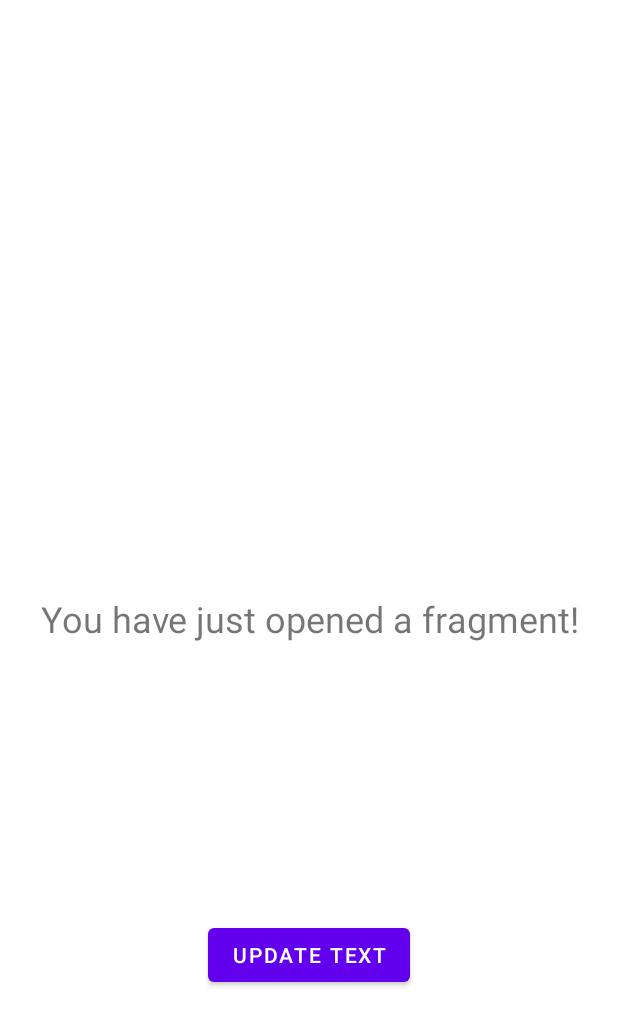
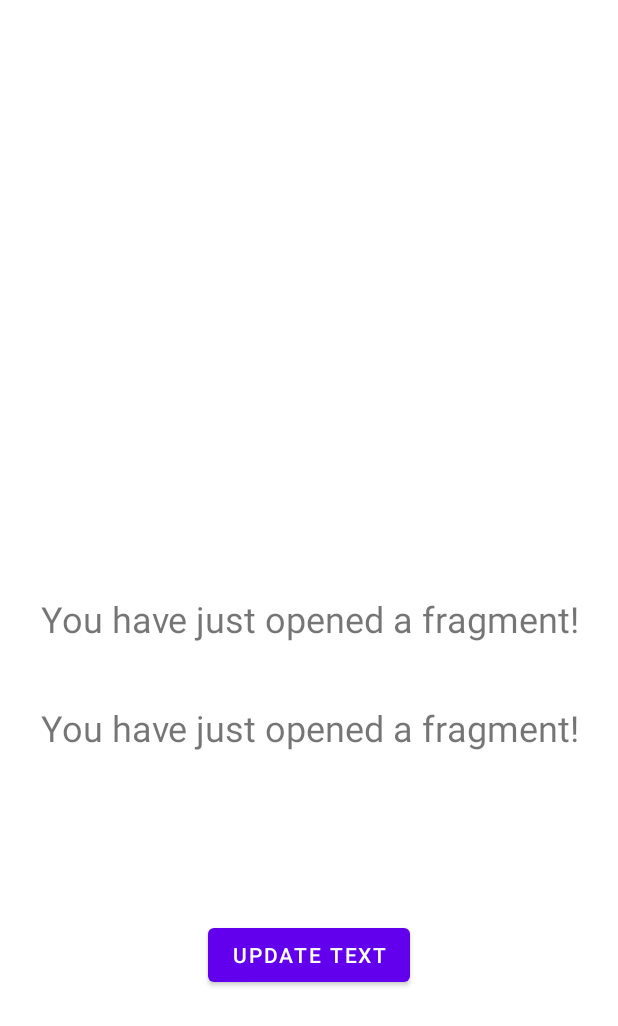
Before and after one commit to nytfury47/SMS_Parser, an Android app: the layout fragment_main.xml on its own in the app's theme, with its tools: preview values and no code run, on a phone screen of 412 x 824 dp. Shown: the top 1026 px of the screen. Run offline under Robolectric (Android 15) with nearby library versions, the phone set to English and light mode, and no system bars.

Commit message:
update view for testing

```diff
--- a/app/src/main/java/com/tan/smsparser/view/MainFragment.kt
+++ b/app/src/main/java/com/tan/smsparser/view/MainFragment.kt
@@ -74,6 +74,9 @@ class MainFragment: Fragment() {
         viewModel.uiTextLiveData.observe(viewLifecycleOwner, { updatedText ->
             binding.fragmentTextView.text = updatedText
         })
+        viewModel.uiTextLiveData2.observe(viewLifecycleOwner, { updatedText ->
+            binding.fragmentTextView2.text = updatedText
+        })
     }
 
     private fun readSMS() {
--- a/app/src/main/res/layout/fragment_main.xml
+++ b/app/src/main/res/layout/fragment_main.xml
@@ -18,6 +18,18 @@
         app:layout_constraintStart_toStartOf="parent"
         app:layout_constraintTop_toTopOf="parent" />
 
+    <TextView
+        android:id="@+id/fragmentTextView2"
+        android:layout_width="wrap_content"
+        android:layout_height="wrap_content"
+        android:padding="20dp"
+        android:text="You have just opened a fragment!"
+        android:textAlignment="center"
+        android:textSize="24sp"
+        app:layout_constraintEnd_toEndOf="parent"
+        app:layout_constraintStart_toStartOf="parent"
+        app:layout_constraintTop_toBottomOf="@+id/fragmentTextView" />
+
     <Button
         android:id="@+id/fragmentButton"
         android:layout_width="wrap_content"
```
Also changed, not shown: app/src/main/java/com/tan/smsparser/viewmodel/MainViewModel.kt (+7 -6 lines).
